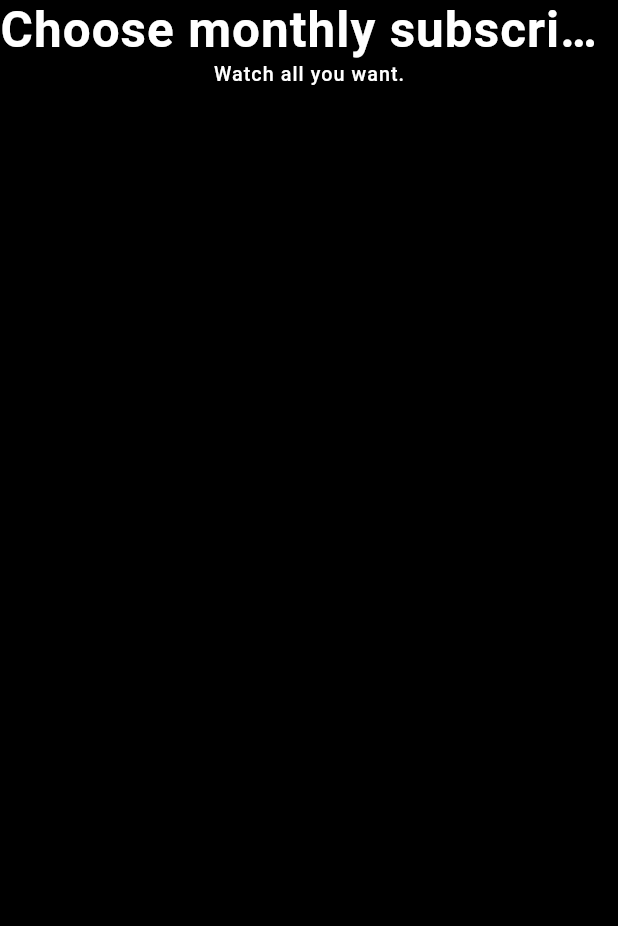
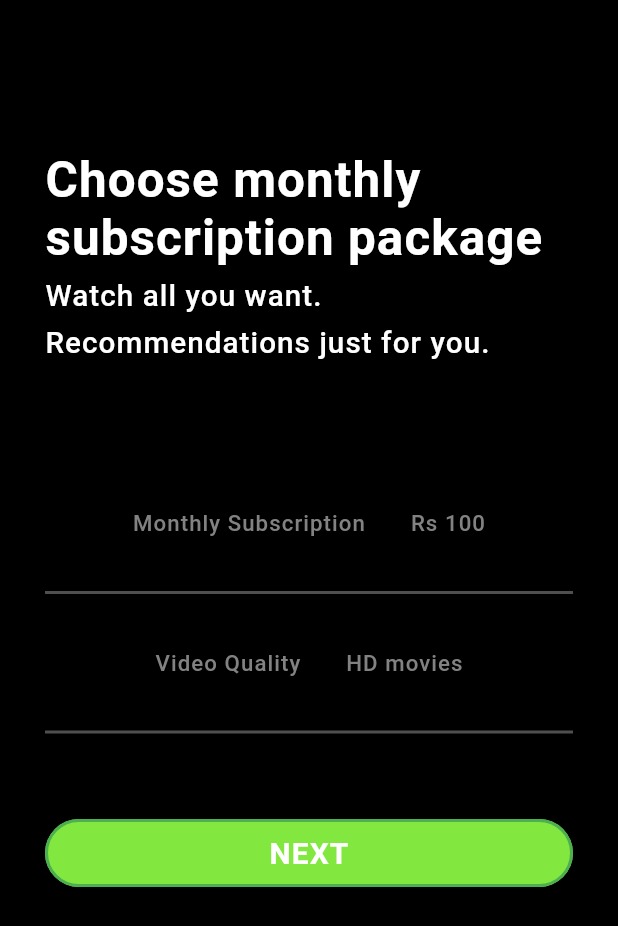
Before and after one commit to jai1101/playeon_app, a Flutter app: the SignupScreen2 screen opened directly, on a phone screen of 412 x 824 dp. Shown: the top 926 px of the screen. Run offline on Flutter 3.47's test engine with Material 2 defaults, Android fonts, the phone set to English and light mode, and no system bars; Roboto replaces fonts that are missing (Inter-Bold, Inter-Medium).

```diff
--- a/lib/auth/login_screen.dart
+++ b/lib/auth/login_screen.dart
@@ -106,6 +106,7 @@ class _LoginScreenState extends State<LoginScreen> {
                       fontFamily: fontMedium,
                       weight: FontWeight.w500,
                     ),
+
                         ],)
 
                     ],),
--- a/lib/auth/signupscreen2.dart
+++ b/lib/auth/signupscreen2.dart
@@ -1,6 +1,7 @@
-import 'dart:html';
+
 
 import 'package:flutter/material.dart';
+import 'package:playeon/auth/paymentScreen.dart';
 import 'package:playeon/widgets/common.dart';
 import 'package:playeon/widgets/style.dart';
 
@@ -19,25 +20,128 @@ class _SignupScreen2State extends State<SignupScreen2> {
       backgroundColor: Colors.black,
       body: SafeArea(child:
 
-      Column(
+      Padding(
+        padding: const EdgeInsets.symmetric(horizontal: 30,vertical: 100),
+        child: Column(
           mainAxisAlignment: MainAxisAlignment.start,
-        crossAxisAlignment: CrossAxisAlignment.center,
+          crossAxisAlignment: CrossAxisAlignment.start,
           children: [
             VariableText(
               text: "Choose monthly subscription package" ,
               fontsize: size.height *0.040 ,
               fontFamily: fontBold,
               weight: FontWeight.w700,
+              max_lines: 2,
             ),
-          SizedBox(height: 3,),
+            SizedBox(height: 8,),
 
             VariableText(
               text: "Watch all you want.",
               fontFamily: fontMedium ,
-            fontsize: size.height* 0.016,
+              fontsize: size.height* 0.024,
               weight: FontWeight.w500,
+            ),
+             SizedBox(height: 8,),
+
+            VariableText(
+              text: "Recommendations just for you.",
+              fontFamily: fontMedium ,
+              fontsize: size.height* 0.024,
+              weight: FontWeight.w500,
+            ),
+
+            Padding(
+              padding: const EdgeInsets.only(top: 100),
+              child: Row(
+                mainAxisAlignment: MainAxisAlignment.center,
+                crossAxisAlignment: CrossAxisAlignment.center,
+                children: [
+                  Column(
+                    children: [
+                      VariableText(
+                        text: "Monthly Subscription",
+                        fontcolor: textColorS,
+                        fontsize: size.height * 0.018,
+                        fontFamily: fontMedium,
+                        weight: FontWeight.w500,
+                      ),
+
+                    ],
+                  ),
+                  SizedBox(width: 30,),
+                  Column(
+                    children: [
+
+                       VariableText(
+                        text: "Rs 100",
+                        fontcolor: textColorS,
+                        fontsize: size.height * 0.018,
+                        fontFamily: fontMedium,
+                        weight: FontWeight.w500,
+                      ),
+                    ],
                   )
-        ],)),
+                ],
+              ),
+            ),
+             SizedBox(height: 30,),
+            Divider(color:textColor5 , thickness: 2,),
+             Padding(
+               padding: const EdgeInsets.only(top: 30),
+               child: Row(
+                mainAxisAlignment: MainAxisAlignment.center,
+                crossAxisAlignment: CrossAxisAlignment.center,
+                children: [
+                  Column(
+                    children: [
+                      VariableText(
+                        text: "Video Quality",
+                        fontcolor: textColorS,
+                        fontsize: size.height * 0.018,
+                        fontFamily: fontMedium,
+                        weight: FontWeight.w500,
+                      ),
+
+                    ],
+                  ),
+                  SizedBox(width: 30,),
+                  Column(
+                    children: [
+
+                       VariableText(
+                        text: "HD movies",
+                        fontcolor: textColorS,
+                        fontsize: size.height * 0.018,
+                        fontFamily: fontMedium,
+                        weight: FontWeight.w500,
+                      ),
+                    ],
+                  )
+                ],
+                         ),
+             ),
+             SizedBox(height: 30,),
+            Divider(color:textColor5 , thickness: 2,),
+            SizedBox(height: 50,),
+             MyButton(
+                      btnHeight: size.height * 0.055,
+                      btnWidth: size.width,
+                      btnTxt: "NEXT",
+                      btnColor: primaryColor1,
+                      btnRadius: 25,
+                      borderColor: Colors.green,
+                      txtColor: Colors.white,
+                      fontSize: 20,
+                      onTap: () {
+                        Navigator.push(
+                            context,
+                            SwipeLeftAnimationRoute(
+                                milliseconds: 200, widget: paymentScreen()));
+                      },
+                    ),
+
+          ],),
+      )),
     );
   }
 }
--- a/lib/widgets/common.dart
+++ b/lib/widgets/common.dart
@@ -169,6 +169,8 @@ class MyButton extends StatelessWidget {
     this.txtColor = textColorW,
     this.fontFamily = fontMedium,
   });
+
+
 
   @override
   Widget build(BuildContext context) {
```
Also changed, not shown: lib/auth/payfast.dart (added, +66 -0 lines), lib/auth/paymentScreen.dart (added, +143 -0 lines), lib/auth/trail.dart (added, +67 -0 lines), lib/auth/vochercode.dart (added, +85 -0 lines). Lines whose indentation alone changed are shown as unchanged.
